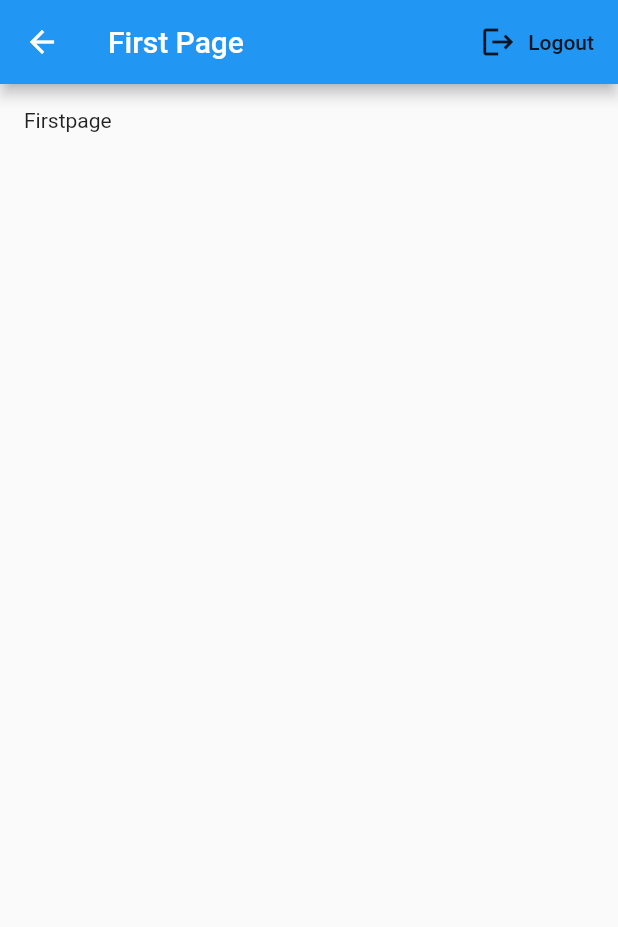
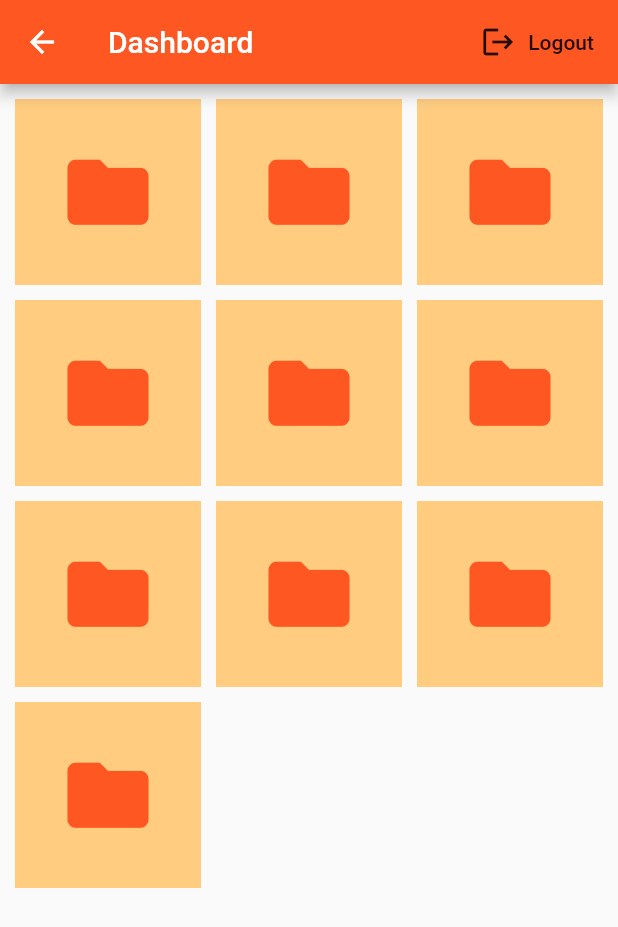
Before and after one commit to bwikimpeloles/certimonial, a Flutter app: the FirstPage screen opened directly, on a phone screen of 412 x 824 dp. Shown: the top 927 px of the screen. Run offline on Flutter 3.47's test engine with Material 2 defaults, Android fonts, the phone set to English and light mode, and no system bars; our stand-ins replace cloud_firestore, firebase_auth, firebase_core, fluttertoast, google_sign_in; missing offline and left inert: flutter_facebook_auth; accounts and stored records are empty.

Commit message:
minor ui changes, dashboard ui draft

```diff
--- a/lib/main.dart
+++ b/lib/main.dart
@@ -12,9 +12,11 @@ Future<void> main() async {
 }
 
 class MyApp extends StatelessWidget {
+
   // This widget is the root of your application.
   @override
   Widget build(BuildContext context) {
+    const primaryColor = Color(0xFF151026);
     return MultiProvider(
       providers: [
         ChangeNotifierProvider(
@@ -23,9 +25,10 @@ class MyApp extends StatelessWidget {
         )
       ],
       child: MaterialApp(
-        title: 'Flutter Demo',
+        title: 'Certimonial',
+        debugShowCheckedModeBanner:false,
         theme: ThemeData(
-          primarySwatch: Colors.blue,
+          primarySwatch: Colors.deepOrange,
         ),
         home: LoginScreen(),
       ),
--- a/lib/screen/firstpage.dart
+++ b/lib/screen/firstpage.dart
@@ -29,7 +29,7 @@ class _FirstPageState extends State<FirstPage> {
   Widget build(BuildContext context) {
     return Scaffold(
       appBar: AppBar(
-        title: const Text('First Page'),
+        title: const Text('Dashboard'),
         actions: <Widget>[
           FlatButton.icon(
               onPressed: () async {
@@ -43,8 +43,145 @@ class _FirstPageState extends State<FirstPage> {
               label: Text('Logout'))
         ],
       ),
-      body: Padding(
-          padding: const EdgeInsets.all(16.0), child: Text('Firstpage')),
+      body: GridView.count(
+        primary: false,
+        padding: const EdgeInsets.all(10),
+        crossAxisSpacing: 10,
+        mainAxisSpacing: 10,
+        crossAxisCount: 3,
+        children: <Widget>[
+          Container(
+            padding: const EdgeInsets.all(8),
+            child: IconButton(
+              icon: Icon(
+                Icons.folder,
+              ),
+              iconSize: 65.0,
+              color: Colors.deepOrange,
+              splashColor: Colors.orange,
+              onPressed: () {},
+            ),
+            color: Colors.orange[200],
+          ),
+          Container(
+            padding: const EdgeInsets.all(8),
+            child: IconButton(
+              icon: Icon(
+                Icons.folder,
+              ),
+              iconSize: 65.0,
+              color: Colors.deepOrange,
+              splashColor: Colors.orange,
+              onPressed: () {},
+            ),
+            color: Colors.orange[200],
+          ),
+          Container(
+            padding: const EdgeInsets.all(8),
+            child: IconButton(
+              icon: Icon(
+                Icons.folder,
+              ),
+              iconSize: 65.0,
+              color: Colors.deepOrange,
+              splashColor: Colors.orange,
+              onPressed: () {},
+            ),
+            color: Colors.orange[200],
+          ),
+          Container(
+            padding: const EdgeInsets.all(8),
+            child: IconButton(
+              icon: Icon(
+                Icons.folder,
+              ),
+              iconSize: 65.0,
+              color: Colors.deepOrange,
+              splashColor: Colors.orange,
+              onPressed: () {},
+            ),
+            color: Colors.orange[200],
+          ),
+          Container(
+            padding: const EdgeInsets.all(8),
+            child: IconButton(
+              icon: Icon(
+                Icons.folder,
+              ),
+              iconSize: 65.0,
+              color: Colors.deepOrange,
+              splashColor: Colors.orange,
+              onPressed: () {},
+            ),
+            color: Colors.orange[200],
+          ),
+          Container(
+            padding: const EdgeInsets.all(8),
+            child: IconButton(
+              icon: Icon(
+                Icons.folder,
+              ),
+              iconSize: 65.0,
+              color: Colors.deepOrange,
+              splashColor: Colors.orange,
+              onPressed: () {},
+            ),
+            color: Colors.orange[200],
+          ),
+          Container(
+            padding: const EdgeInsets.all(8),
+            child: IconButton(
+              icon: Icon(
+                Icons.folder,
+              ),
+              iconSize: 65.0,
+              color: Colors.deepOrange,
+              splashColor: Colors.orange,
+              onPressed: () {},
+            ),
+            color: Colors.orange[200],
+          ),
+          Container(
+            padding: const EdgeInsets.all(8),
+            child: IconButton(
+              icon: Icon(
+                Icons.folder,
+              ),
+              iconSize: 65.0,
+              color: Colors.deepOrange,
+              splashColor: Colors.orange,
+              onPressed: () {},
+            ),
+            color: Colors.orange[200],
+          ),
+          Container(
+            padding: const EdgeInsets.all(8),
+            child: IconButton(
+              icon: Icon(
+                Icons.folder,
+              ),
+              iconSize: 65.0,
+              color: Colors.deepOrange,
+              splashColor: Colors.orange,
+              onPressed: () {},
+            ),
+            color: Colors.orange[200],
+          ),
+          Container(
+            padding: const EdgeInsets.all(8),
+            child: IconButton(
+              icon: Icon(
+                Icons.folder,
+              ),
+              iconSize: 65.0,
+              color: Colors.deepOrange,
+              splashColor: Colors.orange,
+              onPressed: () {},
+            ),
+            color: Colors.orange[200],
+          ),
+        ],
+      ),
     );
   }
 }
--- a/lib/screen/home_screen.dart
+++ b/lib/screen/home_screen.dart
@@ -63,20 +63,25 @@ class _HomeScreenState extends State<HomeScreen> {
                     fontWeight: FontWeight.w500,
                   )),
               SizedBox(
-                height: 15,
+                height: 10,
               ),
-              TextButton(
-                onPressed: () async {
-                  Navigator.push(
-                    context,
-                    MaterialPageRoute(builder: (context) => FirstPage()),
-                  );
-                },
-                child: Text(
-                  'Click here to go to First Page',
-                  style: TextStyle(color: Colors.black),
+              SizedBox(
+                  height: 50,
+                  child: ActionChip(
+                      avatar: Icon(Icons.dashboard),
+                      label: Text("Continue to Dashboard"),
+                    onPressed: () async {
+                      Navigator.push(
+                        context,
+                        MaterialPageRoute(builder: (context) => FirstPage()),
+                      );
+                    },),
                 ),
-              ),
+                //Text(
+                 // 'Click here to go to First Page',
+                 // style: TextStyle(color: Colors.black),
+                //),
+
               ActionChip(
                   avatar: Icon(Icons.logout),
                   label: Text("Logout"),
```
